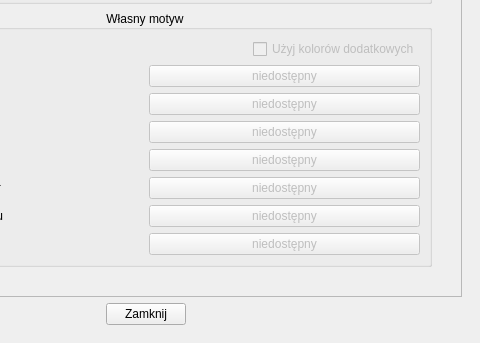
Before: the Qt Designer form Ui/settings-window.ui in kuba172/Demog, drawn with Qt 5; both pictures show x 320 to 800 and y 257 to 600 of the 800 by 600 pixel window.
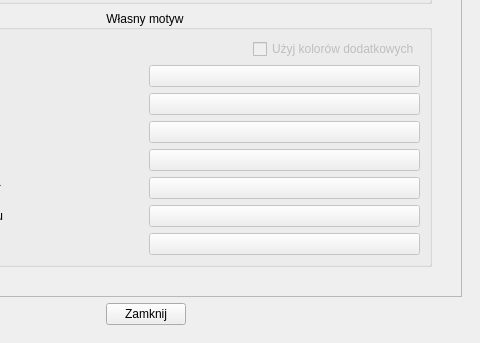
After: the same form once the commit is applied.

```diff
--- a/Ui/settings-window.ui
+++ b/Ui/settings-window.ui
@@ -189,7 +189,7 @@
                             <bool>false</bool>
                            </property>
                            <property name="text">
-                            <string>niedostępny</string>
+                            <string/>
                            </property>
                           </widget>
                          </item>
@@ -210,7 +210,7 @@
                             <bool>false</bool>
                            </property>
                            <property name="text">
-                            <string>niedostępny</string>
+                            <string/>
                            </property>
                           </widget>
                          </item>
@@ -231,7 +231,7 @@
                             <bool>false</bool>
                            </property>
                            <property name="text">
-                            <string>niedostępny</string>
+                            <string/>
                            </property>
                           </widget>
                          </item>
@@ -252,7 +252,7 @@
                             <bool>false</bool>
                            </property>
                            <property name="text">
-                            <string>niedostępny</string>
+                            <string/>
                            </property>
                           </widget>
                          </item>
@@ -273,7 +273,7 @@
                             <bool>false</bool>
                            </property>
                            <property name="text">
-                            <string>niedostępny</string>
+                            <string/>
                            </property>
                           </widget>
                          </item>
@@ -294,7 +294,7 @@
                             <bool>false</bool>
                            </property>
                            <property name="text">
-                            <string>niedostępny</string>
+                            <string/>
                            </property>
                           </widget>
                          </item>
@@ -315,7 +315,7 @@
                             <bool>false</bool>
                            </property>
                            <property name="text">
-                            <string>niedostępny</string>
+                            <string/>
                            </property>
                           </widget>
                          </item>
```
